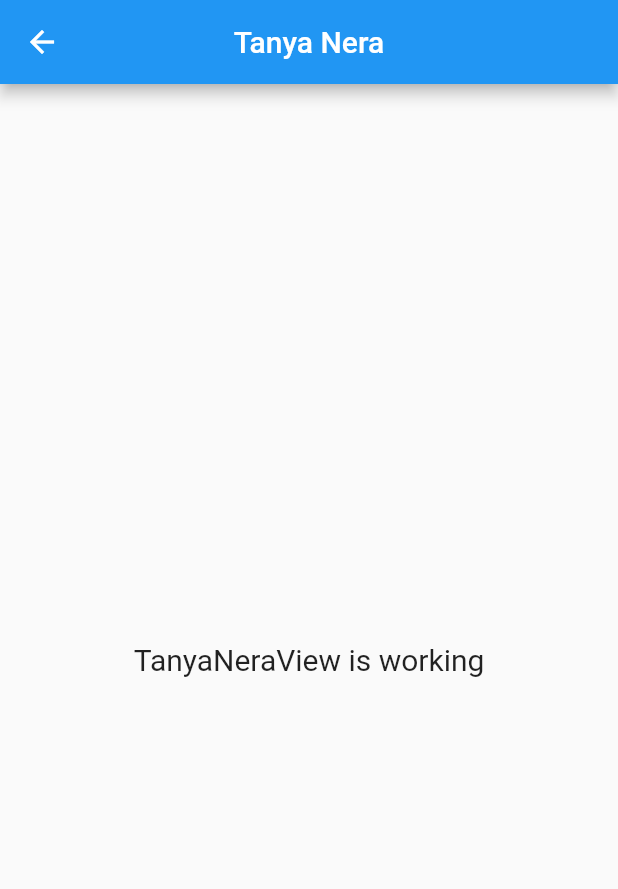
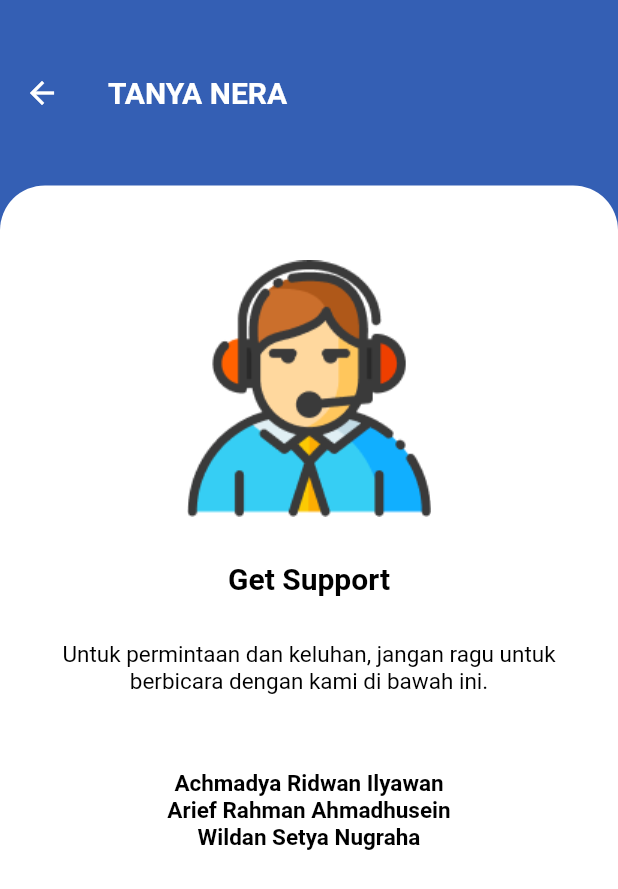
Before and after one commit to wwdnn/PROYEK4_NERA, a Flutter app: the TanyaNeraView screen opened by its route, on a phone screen of 412 x 824 dp. Shown: the top 889 px of the screen. Run offline on Flutter 3.47's test engine with Material 2 defaults, Android fonts, the light colour scheme and no system bars; our stand-ins replace carousel_slider, curved_navigation_bar, get, percent_indicator, sliding_up_panel; network calls fail.

Commit message:
Fitur ChangePass & Support -v 1.0

```diff
--- a/lib/pages/tanyaNera_view.dart
+++ b/lib/pages/tanyaNera_view.dart
@@ -5,14 +5,96 @@ class TanyaNeraView extends GetView {
   @override
   Widget build(BuildContext context) {
     return Scaffold(
-      appBar: AppBar(
-        title: Text('Tanya Nera'),
-        centerTitle: true,
-      ),
-      body: Center(
-        child: Text(
-          'TanyaNeraView is working',
-          style: TextStyle(fontSize: 20),
+      body: Container(
+        decoration: BoxDecoration(color: Color(0xFF345FB4)),
+        child: Column(
+          children: [
+            SafeArea(
+              child: Container(
+                height: Get.height * 0.15,
+                child: Center(
+                  child: ListTile(
+                    leading: Icon(
+                      Icons.arrow_back,
+                      color: Colors.white,
+                    ),
+                    title: Text(
+                      "TANYA NERA",
+                      style: TextStyle(
+                          color: Colors.white,
+                          fontSize: 20,
+                          fontWeight: FontWeight.bold),
+                    ),
+                    onTap: () => Get.back(),
+                  ),
+                ),
+              ),
+            ),
+            Expanded(
+              child: Container(
+                decoration: BoxDecoration(
+                  color: Colors.white,
+                  borderRadius: BorderRadius.only(
+                    topLeft: Radius.circular(30),
+                    topRight: Radius.circular(30),
+                  ),
+                ),
+                child: Container(
+                  margin: EdgeInsets.only(top: 50, left: 40, right: 40),
+                  child: Column(
+                    children: [
+                      Image(image: AssetImage("assets/logo/support_.png")),
+                      SizedBox(height: 30),
+                      Text(
+                        "Get Support",
+                        style: TextStyle(
+                            color: Colors.black,
+                            fontSize: 20,
+                            fontWeight: FontWeight.bold),
+                      ),
+                      SizedBox(height: 30),
+                      Text(
+                        "Untuk permintaan dan keluhan, jangan ragu untuk berbicara dengan kami di bawah ini.",
+                        style: TextStyle(
+                          color: Colors.black,
+                          fontSize: 15,
+                        ),
+                        textAlign: TextAlign.center,
+                      ),
+                      SizedBox(height: 50),
+                      Container(
+                        child: Column(
+                          children: [
+                            Text(
+                              "Achmadya Ridwan Ilyawan",
+                              style: TextStyle(
+                                  color: Colors.black,
+                                  fontSize: 15,
+                                  fontWeight: FontWeight.bold),
+                            ),
+                            Text(
+                              "Arief Rahman Ahmadhusein",
+                              style: TextStyle(
+                                  color: Colors.black,
+                                  fontSize: 15,
+                                  fontWeight: FontWeight.bold),
+                            ),
+                            Text(
+                              "Wildan Setya Nugraha",
+                              style: TextStyle(
+                                  color: Colors.black,
+                                  fontSize: 15,
+                                  fontWeight: FontWeight.bold),
+                            )
+                          ],
+                        ),
+                      )
+                    ],
+                  ),
+                ),
+              ),
+            )
+          ],
         ),
       ),
     );
--- a/lib/providers/departments_provider.dart
+++ b/lib/providers/departments_provider.dart
@@ -2,7 +2,6 @@ import 'package:flutter/services.dart';
 import 'package:get/get.dart';
 
 import '../models/departments_model.dart';
-import '../utils/base_url.dart';
 
 class DepartmentsProvider extends GetConnect {
   Future<dynamic> getDepartments() async {
--- a/lib/routes/app_pages.dart
+++ b/lib/routes/app_pages.dart
@@ -10,6 +10,7 @@ import '../bindings/profile_binding.dart';
 // Import View
 import '../pages/auth/changePass_view.dart';
 import '../pages/departments_view.dart';
+import '../pages/events_view.dart';
 import '../pages/home_view.dart';
 import '../pages/profile_view.dart';
 import '../pages/tanyaNera_view.dart';
@@ -23,6 +24,7 @@ class AppPages {
         name: RouteName.departments,
         page: () => DepartmentsView(),
         binding: DepartementsBinding()),
+    GetPage(name: RouteName.events, page: () => EventsView()),
     GetPage(
         name: RouteName.profile,
         page: () => ProfileView(),
--- a/lib/routes/app_routes.dart
+++ b/lib/routes/app_routes.dart
@@ -1,6 +1,7 @@
 abstract class RouteName {
   static const String home = '/';
   static const String departments = '/departments';
+  static const String events = '/events';
   static const String profile = '/profile';
   static const String tanyaNera = '/tanya-nera';
 
--- a/lib/widgets/base_page.dart
+++ b/lib/widgets/base_page.dart
@@ -3,6 +3,7 @@ import 'package:flutter/material.dart';
 import 'package:curved_navigation_bar/curved_navigation_bar.dart';
 
 import '../pages/departments_view.dart';
+import '../pages/events_view.dart';
 import '../pages/home_view.dart';
 import '../pages/profile_view.dart';
 
@@ -72,7 +73,7 @@ Widget getSelectedWidget({required int index}) {
       widget = HomeV();
       break;
     case 3:
-      widget = HomeV();
+      widget = EventsView();
       break;
     case 4:
       widget = ProfileView();
```
Also changed, not shown: lib/pages/auth/changepass_view.dart (+9 -4 lines), lib/pages/events_view.dart (added, +140 -0 lines), assets/logo/support_.png (added), assets/logo/vector_bg.png (added).
